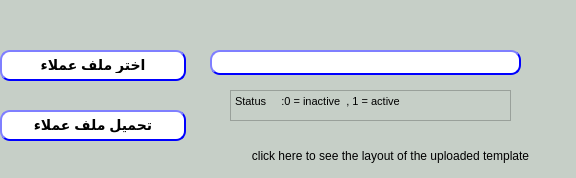
Old version of the form presentation/loyalty_ui/uploadCustomers.ui in the repository shymaa123456/HyperPOS2020.
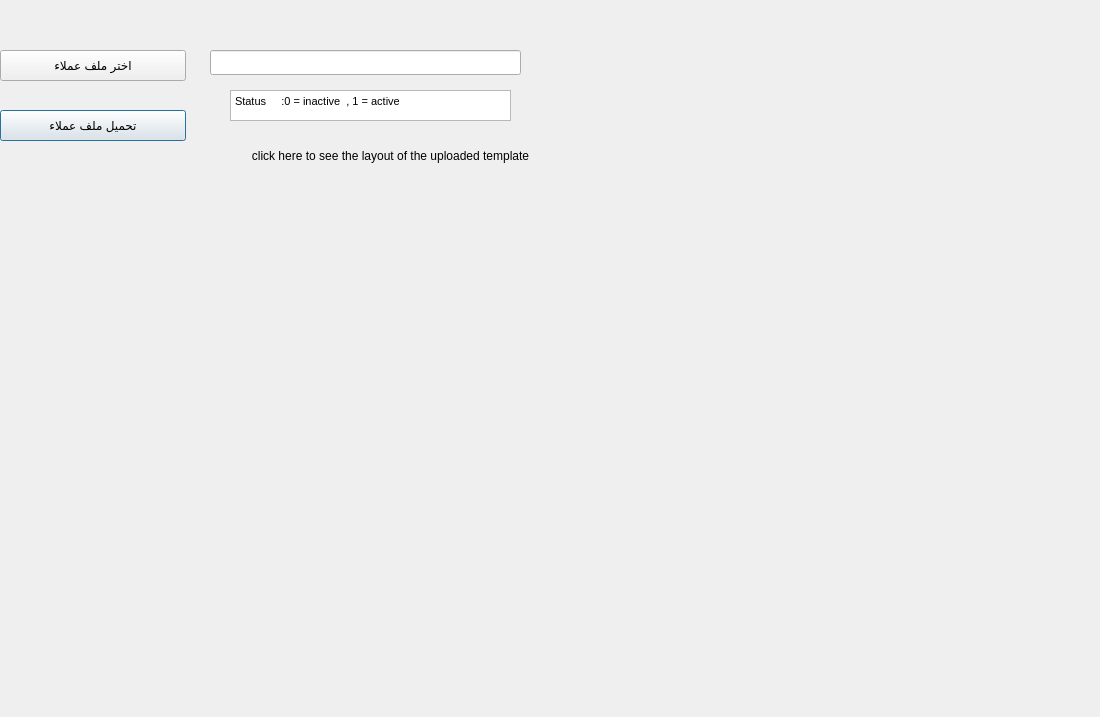
New version of the form.

Diff of the .ui file:
```diff
--- a/presentation/loyalty_ui/uploadCustomers.ui
+++ b/presentation/loyalty_ui/uploadCustomers.ui
@@ -6,15 +6,27 @@
    <rect>
     <x>0</x>
     <y>0</y>
-    <width>576</width>
-    <height>178</height>
+    <width>1100</width>
+    <height>717</height>
    </rect>
   </property>
+  <property name="minimumSize">
+   <size>
+    <width>1100</width>
+    <height>717</height>
+   </size>
+  </property>
+  <property name="maximumSize">
+   <size>
+    <width>1100</width>
+    <height>717</height>
+   </size>
+  </property>
   <property name="windowTitle">
    <string>تحميل مجموعه عملاء</string>
   </property>
   <property name="styleSheet">
-   <string notr="true">background-color: rgb(198, 207, 199);
+   <string notr="true">
 
             </string>
   </property>
@@ -28,30 +40,7 @@
     </rect>
    </property>
    <property name="styleSheet">
-    <string notr="true">QPushButton{
-                                        background-color: white;
-                                        border-style: outset;
-                                        border-width: 2px;
-                                        border-radius: 10px;
-                                        border-color: blue;
-                                        font: bold 14px;
-                                        min-width:6em;
- padding: 6px;
-                                       }
-                                        QPushButton:hover {
-                                        background: qradialgradient(
-                                        cx: 0.3, cy: -0.4, fx: 0.3, fy: -0.4,
-                                        radius: 1.35, stop: 0 #fff, stop: 1 #bbb
-                                        );
-                                        }
-                                        QPushButton:pressed {
-                                        border-style: inset;
-                                        background: qradialgradient(
-                                        cx: 0.4, cy: -0.1, fx: 0.4, fy: -0.1,
-                                        radius: 1.35, stop: 0 #fff, stop: 1 #ddd
-                                        );
-                                        }
-                                    </string>
+    <string notr="true"/>
    </property>
    <property name="text">
     <string>تحميل ملف عملاء</string>
@@ -67,30 +56,7 @@
     </rect>
    </property>
    <property name="styleSheet">
-    <string notr="true">QPushButton{
-                                        background-color: white;
-                                        border-style: outset;
-                                        border-width: 2px;
-                                        border-radius: 10px;
-                                        border-color: blue;
-                                        font: bold 14px;
-                                        min-width:6em;
- padding: 6px;
-                                       }
-                                        QPushButton:hover {
-                                        background: qradialgradient(
-                                        cx: 0.3, cy: -0.4, fx: 0.3, fy: -0.4,
-                                        radius: 1.35, stop: 0 #fff, stop: 1 #bbb
-                                        );
-                                        }
-                                        QPushButton:pressed {
-                                        border-style: inset;
-                                        background: qradialgradient(
-                                        cx: 0.4, cy: -0.1, fx: 0.4, fy: -0.1,
-                                        radius: 1.35, stop: 0 #fff, stop: 1 #ddd
-                                        );
-                                        }
-                                    </string>
+    <string notr="true"/>
    </property>
    <property name="text">
     <string>اختر ملف عملاء</string>
@@ -109,28 +75,7 @@
     </rect>
    </property>
    <property name="styleSheet">
-    <string notr="true">QLineEdit{
-                                        background-color: white;
-                                        border-style: outset;
-                                        border-width: 2px;
-                                        border-radius: 10px;
-                                        border-color: blue;
-                                        min-width: 6em;
-                                        }
-                                        QLineEdit:hover {
-                                        background: qradialgradient(
-                                        cx: 0.3, cy: -0.4, fx: 0.3, fy: -0.4,
-                                        radius: 1.35, stop: 0 #fff, stop: 1 #bbb
-                                        );
-                                        }
-                                       QLineEdit:pressed {
-                                        border-style: inset;
-                                        background: qradialgradient(
-                                        cx: 0.4, cy: -0.1, fx: 0.4, fy: -0.1,
-                                        radius: 1.35, stop: 0 #fff, stop: 1 #ddd
-                                        );
-                                        }
-                                    </string>
+    <string notr="true"/>
    </property>
   </widget>
   <widget class="QPushButton" name="BTN_uploadTemp">
```
